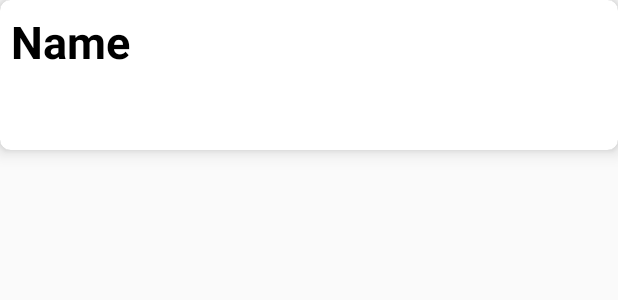
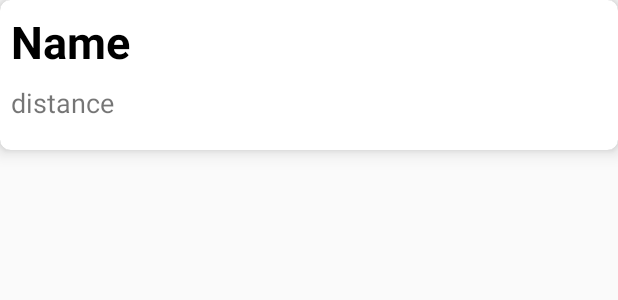
Before and after one commit to therunnersfbu/team_project, an Android app: the layout item_result.xml on its own in the app's theme, with its tools: preview values and no code run, on a phone screen of 412 x 824 dp. Shown: the top 300 px of the screen. Run offline under Robolectric (Android 15) with nearby library versions, the phone set to English and light mode, and no system bars.

Commit message:
distance displayed

```diff
--- a/app/src/main/res/layout/item_result.xml
+++ b/app/src/main/res/layout/item_result.xml
@@ -11,16 +11,33 @@
     card_view:cardElevation="7dp"
     card_view:contentPadding="7dp">
 
+    <android.support.constraint.ConstraintLayout
+        android:id="@+id/clResult"
+        android:layout_width="match_parent"
+        android:layout_height="match_parent">
+
+        <TextView
+            android:id="@+id/tvDistance"
+            android:layout_width="wrap_content"
+            android:layout_height="20dp"
+            android:layout_marginTop="8dp"
+            android:text="distance"
+            android:textSize="18dp"
+            card_view:layout_constraintStart_toStartOf="parent"
+            card_view:layout_constraintTop_toBottomOf="@+id/tvName" />
+
         <TextView
             android:id="@+id/tvName"
             android:layout_width="match_parent"
             android:layout_height="wrap_content"
-        android:layout_marginTop="0dp"
-        android:layout_marginBottom="3dp"
             android:textAppearance="@style/TextAppearance.AppCompat.Large"
             android:textColor="#000"
             android:textSize="30sp"
             android:textStyle="bold"
+            card_view:layout_constraintEnd_toEndOf="parent"
+            card_view:layout_constraintStart_toStartOf="parent"
+            card_view:layout_constraintTop_toTopOf="parent"
             tools:text="Name" />
+    </android.support.constraint.ConstraintLayout>
 
 </android.support.v7.widget.CardView>
```
Also changed, not shown: app/src/main/java/com/example/team_project/MainActivity.java (+7 -3 lines), app/src/main/java/com/example/team_project/ResultsAdapter.java (+7 -3 lines), app/src/main/java/com/example/team_project/SearchActivity.java (+15 -4 lines), app/src/main/java/com/example/team_project/api/DirectionsApi.java (+31 -9 lines), app/src/main/java/com/example/team_project/model/Event.java (+9 -0 lines), app/src/main/java/com/example/team_project/model/Place.java (+9 -0 lines). Lines whose indentation alone changed are shown as unchanged.
